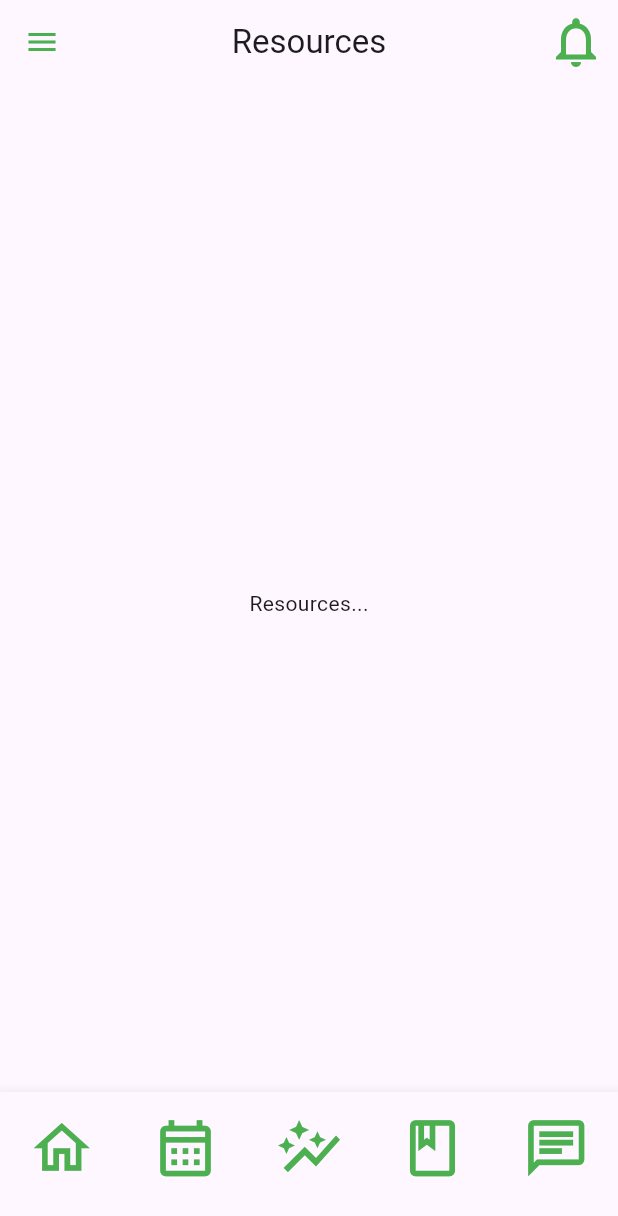
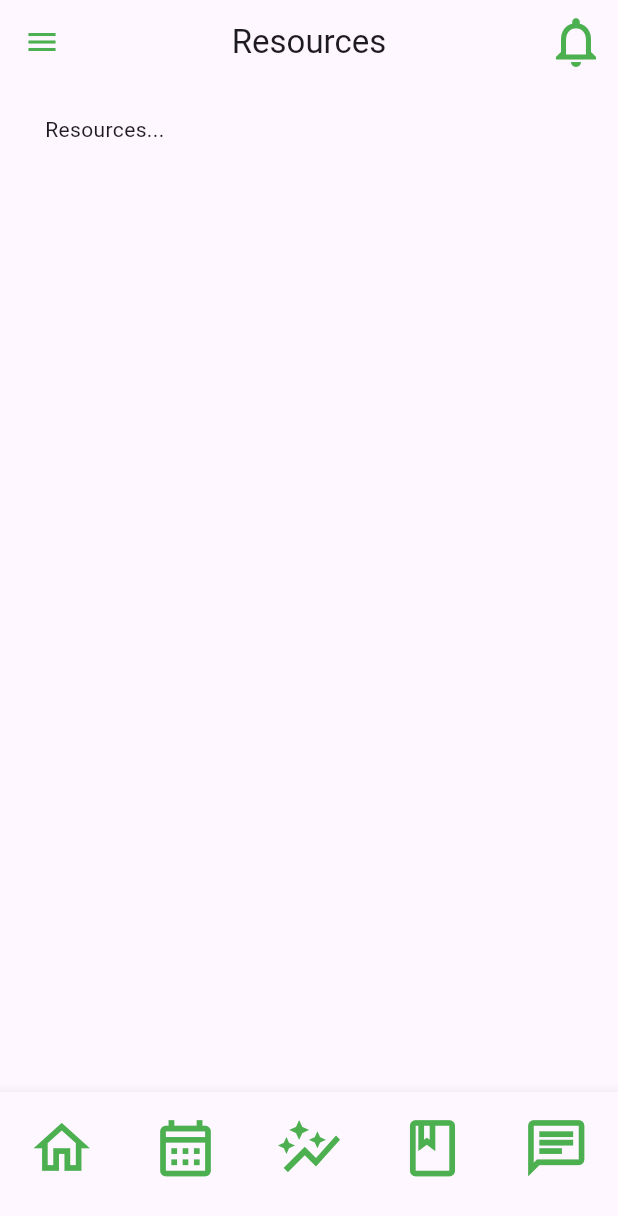
Before and after one commit to Miggycraft/terrasoi_app, a Flutter app: the screen it shows after launch, item 4 of the bottom bar chosen, on a phone screen of 412 x 824 dp. Shown: the top 1216 px of the screen. Run offline on Flutter 3.47's test engine with Material 3 defaults, Android fonts, the phone set to English and light mode, and no system bars.

Commit message:
Update resources_page.dart

```diff
--- a/lib/pages/view/resources_page.dart
+++ b/lib/pages/view/resources_page.dart
@@ -10,6 +10,9 @@ class ResourcesPage extends StatefulWidget {
 class _ResourcesPageState extends State<ResourcesPage> {
   @override
   Widget build(BuildContext context) {
-    return Center(child: Text('Resources...'),);
+    return Padding(
+        padding: EdgeInsets.symmetric(horizontal:30.0),
+        child: Text('Resources...'),);
   }
+
 }
```
